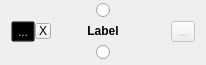
Before: the Qt Designer form ui/OutputBlock.ui in povle/pyblueprint, drawn with Qt 5.
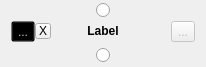
After: the same form once the commit is applied. Icons and pictures are not drawn. Custom widgets are drawn as their Qt base class.

What changed in the file:
```diff
--- a/ui/OutputBlock.ui
+++ b/ui/OutputBlock.ui
@@ -7,7 +7,7 @@
     <x>0</x>
     <y>0</y>
     <width>206</width>
-    <height>65</height>
+    <height>67</height>
    </rect>
   </property>
   <property name="sizePolicy">
@@ -193,6 +193,9 @@
      <property name="spacing">
       <number>3</number>
      </property>
+     <property name="bottomMargin">
+      <number>3</number>
+     </property>
     </layout>
    </item>
    <item>
```
